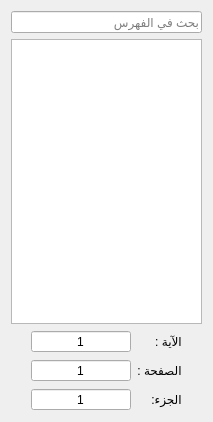
Old version of the form src/indexwidget.ui in the repository boussouira/moltaqa.
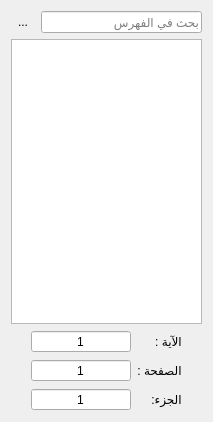
New version of the form. Icons and pictures are not drawn. Custom widgets are drawn as their Qt base class.

Commit message: Chose if we want to update the current page's title in the IndexWidget

Patch:
```diff
--- a/src/indexwidget.ui
+++ b/src/indexwidget.ui
@@ -21,6 +21,8 @@
   </property>
   <layout class="QVBoxLayout" name="verticalLayout">
    <item>
+    <layout class="QHBoxLayout" name="horizontalLayout_2">
+     <item>
     <widget class="FancyLineEdit" name="lineEdit">
      <property name="placeholderText">
       <string>بحث في الفهرس</string>
@@ -28,6 +30,28 @@
     </widget>
    </item>
    <item>
+      <widget class="QToolButton" name="toolSyncTitle">
+       <property name="toolTip">
+        <string>ربط الصفحة بالعنوان تلقائيا</string>
+       </property>
+       <property name="text">
+        <string>...</string>
+       </property>
+       <property name="icon">
+        <iconset resource="../share/moltaqa-lib/qt_rc.qrc">
+         <normaloff>:/images/switch.png</normaloff>:/images/switch.png</iconset>
+       </property>
+       <property name="checkable">
+        <bool>true</bool>
+       </property>
+       <property name="autoRaise">
+        <bool>true</bool>
+       </property>
+      </widget>
+     </item>
+    </layout>
+   </item>
+   <item>
     <widget class="QTreeView" name="treeView">
      <property name="editTriggers">
       <set>QAbstractItemView::NoEditTriggers</set>
```
Left out of the diff: 4 changed lines with no effect on the pictures. Lines whose indentation alone changed are shown as unchanged. The commit also changes 2 other files.
